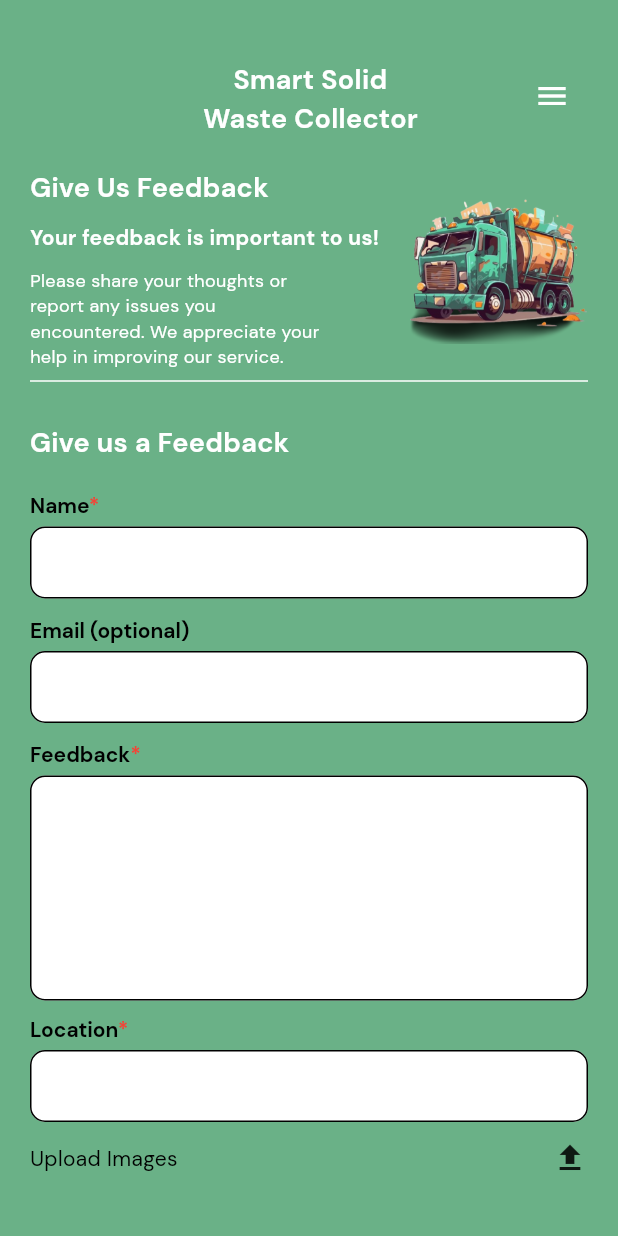
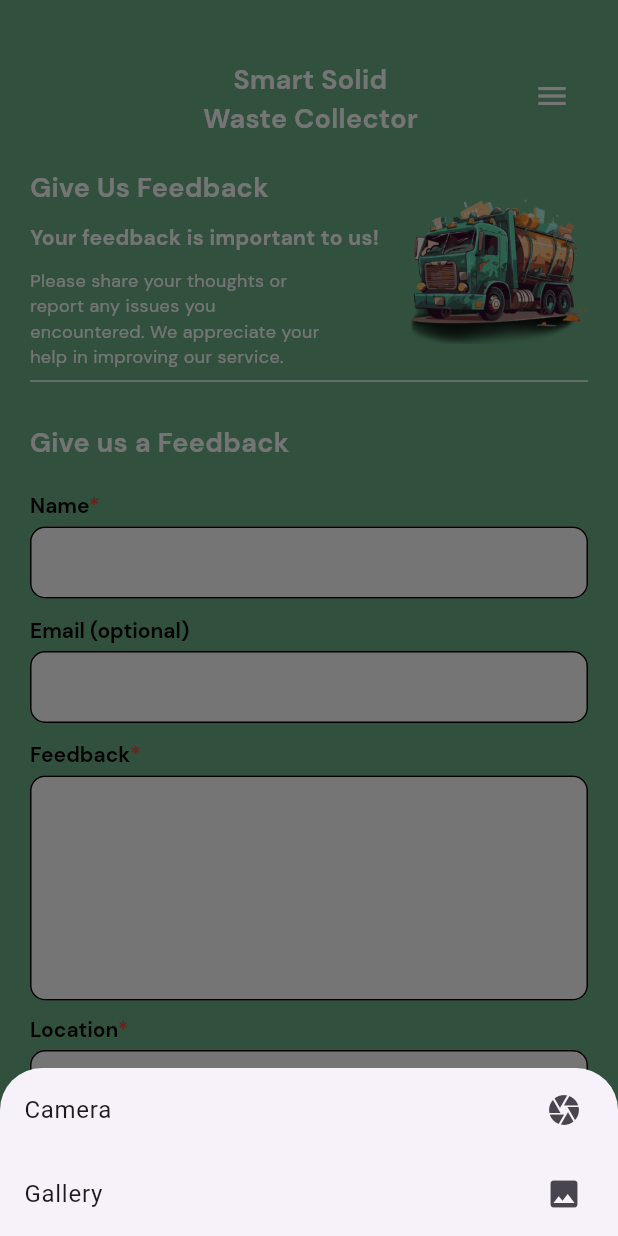
Before and after one commit to lansoyyy/Smart-waste-mobile, a Flutter app: the FeedbackScreen screen opened directly, after a tap on the "upload" icon, on a phone screen of 412 x 824 dp. Run offline on Flutter 3.47's test engine with Material 3 defaults, Android fonts, the phone set to English and light mode, and no system bars; our stand-ins replace cloud_firestore, firebase_auth, firebase_core, firebase_database, firebase_storage, fluttertoast and 5 more; missing offline and left inert: flutter_inapp_notifications; accounts and stored records are empty.

Commit message:
fixed feedback issues

```diff
--- a/lib/screens/feedback_screen.dart
+++ b/lib/screens/feedback_screen.dart
@@ -224,7 +224,30 @@ class _FeedbackScreenState extends State<FeedbackScreen> {
                   ),
                   GestureDetector(
                     onTap: () {
-                      uploadPicture('camera');
+                      showModalBottomSheet(
+                        context: context,
+                        builder: (context) {
+                          return Column(
+                            mainAxisSize: MainAxisSize.min,
+                            children: [
+                              ListTile(
+                                onTap: () {
+                                  uploadPicture('camera');
+                                },
+                                title: const Text('Camera'),
+                                trailing: const Icon(Icons.camera),
+                              ),
+                              ListTile(
+                                onTap: () {
+                                  uploadPicture('gallery');
+                                },
+                                title: const Text('Gallery'),
+                                trailing: const Icon(Icons.photo),
+                              ),
+                            ],
+                          );
+                        },
+                      );
                     },
                     child: const Icon(
                       Icons.upload,
@@ -410,7 +433,7 @@ class _FeedbackScreenState extends State<FeedbackScreen> {
                 color: Colors.black,
               ),
               SizedBox(
-                width: 20,
+                width: 10,
               ),
               Column(
                 crossAxisAlignment: CrossAxisAlignment.start,
@@ -418,7 +441,7 @@ class _FeedbackScreenState extends State<FeedbackScreen> {
                 mainAxisSize: MainAxisSize.min,
                 children: [
                   Text(
-                    'Uploading . . .',
+                    'Uploading...',
                     style: TextStyle(
                         color: Colors.black,
                         fontWeight: FontWeight.bold,
```
